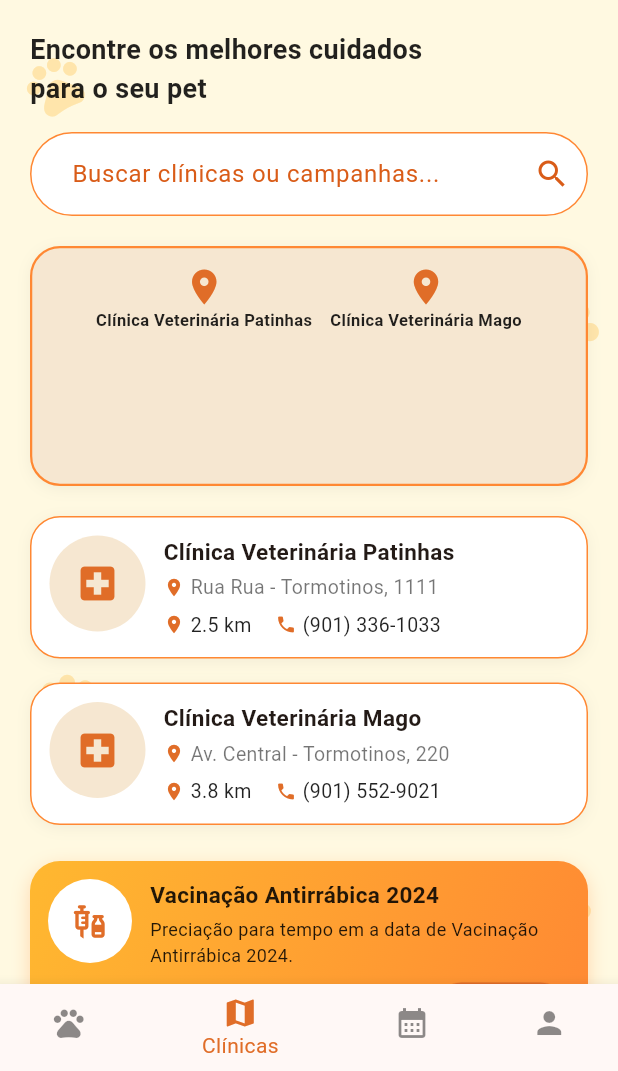
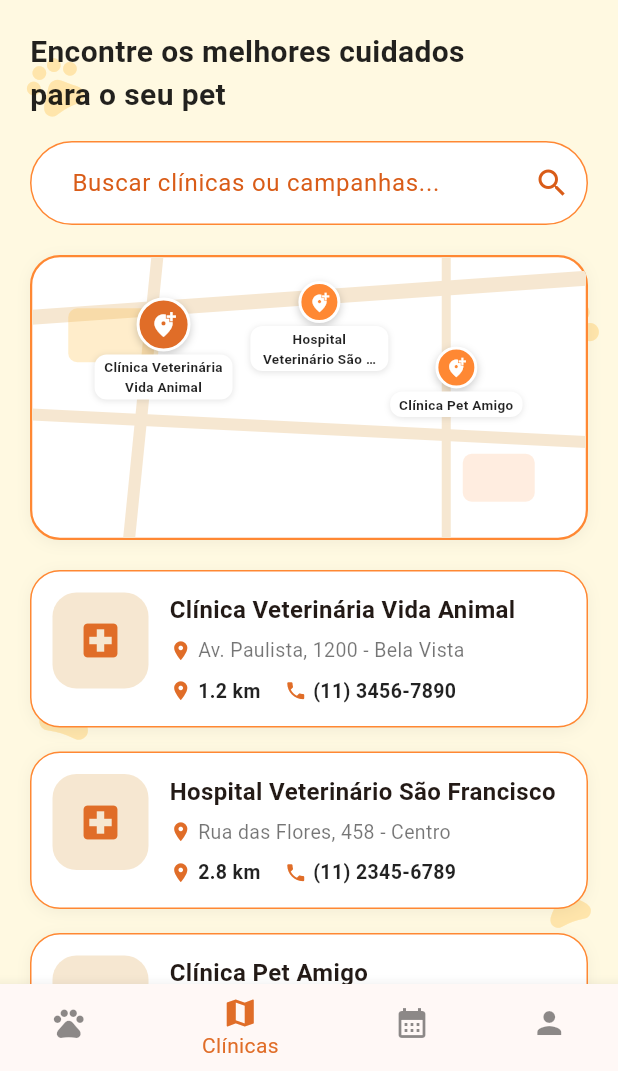
Before and after one commit to jorge159753/PetVida, a Flutter app: the ClinicsScreen screen opened directly, on a phone screen of 412 x 824 dp, the part 165-1236 px from its top. Run offline on Flutter 3.47's test engine with Material 3 defaults, Android fonts, the phone set to English and light mode, and no system bars; our stand-ins replace cloud_firestore, firebase_auth, firebase_core; accounts and stored records are empty.

Commit message:
Corrige dados mocados e refina visual da tela Clínicas e Campanhas
Substitui o conteúdo de exemplo quebrado (texto truncado/duplicado)
por clínicas e campanhas bem formadas. "Saiba Mais" agora abre um
diálogo com a descrição completa e o período da campanha; tocar numa
clínica copia nome/endereço/telefone para a área de transferência.

Clínicas e campanhas são dados públicos mantidos por uma
administração externa (ver RF07/RF08 e a tabela de mapeamento CRUD em
Requisitos e Funcionalidades.pdf, que só permite leitura pelo tutor),
então continuam como dados locais em vez de uma coleção editável do
Firestore.

Refina também o visual dos cards e do placeholder do mapa para ficar
mais próximo do mockup do Figma.

```diff
--- a/petvida/lib/screens/clinics_screen.dart
+++ b/petvida/lib/screens/clinics_screen.dart
@@ -1,4 +1,5 @@
 import 'package:flutter/material.dart';
+import 'package:flutter/services.dart';
 
 import '../theme/app_colors.dart';
 import '../widgets/paw_prints_background.dart';
@@ -17,32 +18,43 @@ class _ClinicsScreenState extends State<ClinicsScreen> {
 
   static const _clinics = [
     _Clinic(
-      nome: 'Clínica Veterinária Patinhas',
-      endereco: 'Rua Rua - Tormotinos, 1111',
-      distancia: '2.5 km',
-      telefone: '(901) 336-1033',
+      nome: 'Clínica Veterinária Vida Animal',
+      endereco: 'Av. Paulista, 1200 - Bela Vista',
+      distancia: '1.2 km',
+      telefone: '(11) 3456-7890',
     ),
     _Clinic(
-      nome: 'Clínica Veterinária Mago',
-      endereco: 'Av. Central - Tormotinos, 220',
-      distancia: '3.8 km',
-      telefone: '(901) 552-9021',
+      nome: 'Hospital Veterinário São Francisco',
+      endereco: 'Rua das Flores, 458 - Centro',
+      distancia: '2.8 km',
+      telefone: '(11) 2345-6789',
+    ),
+    _Clinic(
+      nome: 'Clínica Pet Amigo',
+      endereco: 'Rua Boa Vista, 320 - Jardim América',
+      distancia: '3.5 km',
+      telefone: '(11) 4567-8901',
     ),
   ];
 
   static const _campaigns = [
     _Campaign(
-      titulo: 'Vacinação Antirrábica 2024',
+      titulo: 'Vacinação Antirrábica 2026',
       descricao:
-          'Preciação para tempo em a data de Vacinação Antirrábica 2024.',
-      periodo: '08/01/2024 - 26/03/2024',
+          'Campanha gratuita de vacinação contra raiva para cães e gatos, '
+          'promovida pela Secretaria Municipal de Saúde. Leve seu pet a '
+          'qualquer ponto de apoio, sem necessidade de agendamento.',
+      periodo: '15/03/2026 - 30/04/2026',
       icon: Icons.vaccines,
     ),
     _Campaign(
-      titulo: 'Vacinação Antirrábica 2024',
-      descricao: 'Vacinação Antirrábica de campanha de pets em ponto ativo.',
-      periodo: '09/01/2024 - 26/03/2024',
-      icon: Icons.pets,
+      titulo: 'Mutirão de Castração',
+      descricao:
+          'Castração gratuita para cães e gatos de famílias de baixa renda. '
+          'Vagas limitadas e inscrição prévia necessária na clínica mais '
+          'próxima.',
+      periodo: '01/05/2026 - 31/05/2026',
+      icon: Icons.medical_services,
     ),
   ];
 
@@ -56,6 +68,59 @@ class _ClinicsScreenState extends State<ClinicsScreen> {
     ScaffoldMessenger.of(context)
       ..hideCurrentSnackBar()
       ..showSnackBar(SnackBar(content: Text(message)));
+  }
+
+  Future<void> _handleClinicTap(_Clinic clinic) async {
+    await Clipboard.setData(
+      ClipboardData(
+        text: '${clinic.nome}\n${clinic.endereco}\nTel: ${clinic.telefone}',
+      ),
+    );
+    if (mounted) _showSnackBar('Informações da clínica copiadas!');
+  }
+
+  void _handleSaibaMais(_Campaign campaign) {
+    showDialog<void>(
+      context: context,
+      builder: (context) => AlertDialog(
+        backgroundColor: AppColors.cremeSuave,
+        title: Text(
+          campaign.titulo,
+          style: const TextStyle(
+            color: AppColors.laranjaTerracota,
+            fontWeight: FontWeight.bold,
+          ),
+        ),
+        content: Column(
+          mainAxisSize: MainAxisSize.min,
+          crossAxisAlignment: CrossAxisAlignment.start,
+          children: [
+            Text(campaign.descricao),
+            const SizedBox(height: 12),
+            Row(
+              children: [
+                const Icon(
+                  Icons.calendar_today,
+                  size: 16,
+                  color: AppColors.laranjaTerracota,
+                ),
+                const SizedBox(width: 6),
+                Text(
+                  campaign.periodo,
+                  style: const TextStyle(fontWeight: FontWeight.bold),
+                ),
+              ],
+            ),
+          ],
+        ),
+        actions: [
+          TextButton(
+            onPressed: () => Navigator.of(context).pop(),
+            child: const Text('Fechar'),
+          ),
+        ],
+      ),
+    );
   }
 
   List<_Clinic> get _filteredClinics {
@@ -92,7 +157,7 @@ class _ClinicsScreenState extends State<ClinicsScreen> {
                       const Text(
                         'Encontre os melhores cuidados\npara o seu pet',
                         style: TextStyle(
-                          fontSize: 18,
+                          fontSize: 20,
                           fontWeight: FontWeight.bold,
                           color: Colors.black87,
                         ),
@@ -144,14 +209,14 @@ class _ClinicsScreenState extends State<ClinicsScreen> {
                       for (final clinic in _filteredClinics)
                         _ClinicCard(
                           clinic: clinic,
-                          onTap: () => _showSnackBar('Em breve.'),
+                          onTap: () => _handleClinicTap(clinic),
                         ),
                       if (_filteredCampaigns.isNotEmpty)
                         const SizedBox(height: 8),
                       for (final campaign in _filteredCampaigns)
                         _CampaignCard(
                           campaign: campaign,
-                          onSaibaMais: () => _showSnackBar('Em breve.'),
+                          onSaibaMais: () => _handleSaibaMais(campaign),
                         ),
                       if (_filteredClinics.isEmpty &&
                           _filteredCampaigns.isEmpty)
@@ -278,14 +343,23 @@ class _MapPlaceholder extends StatelessWidget {
 
   final List<_Clinic> clinics;
 
+  static const _pinSlots = [
+    Alignment(-0.7, -0.55),
+    Alignment(0.05, -0.75),
+    Alignment(0.7, -0.15),
+    Alignment(-0.2, 0.4),
+    Alignment(0.6, 0.65),
+    Alignment(-0.75, 0.75),
+  ];
+
   @override
   Widget build(BuildContext context) {
     return Container(
-      height: 160,
+      height: 190,
       width: double.infinity,
-      padding: const EdgeInsets.all(12),
+      clipBehavior: Clip.antiAlias,
       decoration: BoxDecoration(
-        color: AppColors.begePata,
+        color: Colors.white,
         borderRadius: BorderRadius.circular(20),
         border: Border.all(color: AppColors.laranjaSolar, width: 1.5),
         boxShadow: [
@@ -304,34 +378,150 @@ class _MapPlaceholder extends StatelessWidget {
                 size: 40,
               ),
             )
-          : Wrap(
-              spacing: 12,
-              runSpacing: 8,
-              alignment: WrapAlignment.center,
-              crossAxisAlignment: WrapCrossAlignment.center,
+          : Stack(
               children: [
-                for (final clinic in clinics)
-                  Column(
+                const Positioned.fill(child: _MapStreets()),
+                for (var i = 0; i < clinics.length; i++)
+                  Align(
+                    alignment: _pinSlots[i % _pinSlots.length],
+                    child: _MapPin(clinic: clinics[i], emphasized: i == 0),
+                  ),
+              ],
+            ),
+    );
+  }
+}
+
+class _MapStreets extends StatelessWidget {
+  const _MapStreets();
+
+  @override
+  Widget build(BuildContext context) {
+    return Stack(
+      children: [
+        Positioned(
+          top: 22,
+          left: -20,
+          right: -20,
+          child: Transform.rotate(
+            angle: -0.07,
+            child: Container(height: 10, color: AppColors.begePata),
+          ),
+        ),
+        Positioned(
+          top: 110,
+          left: -20,
+          right: -20,
+          child: Transform.rotate(
+            angle: 0.05,
+            child: Container(height: 8, color: AppColors.begePata),
+          ),
+        ),
+        Positioned(
+          top: -20,
+          bottom: -20,
+          left: 70,
+          child: Transform.rotate(
+            angle: 0.1,
+            child: Container(width: 8, color: AppColors.begePata),
+          ),
+        ),
+        Positioned(
+          top: -20,
+          bottom: -20,
+          right: 90,
+          child: Container(width: 6, color: AppColors.begePata),
+        ),
+        Positioned(
+          top: 34,
+          left: 24,
+          child: Container(
+            width: 60,
+            height: 36,
+            decoration: BoxDecoration(
+              color: AppColors.amareloPorDoSol.withValues(alpha: 0.25),
+              borderRadius: BorderRadius.circular(6),
+            ),
+          ),
+        ),
+        Positioned(
+          bottom: 24,
+          right: 34,
+          child: Container(
+            width: 48,
+            height: 32,
+            decoration: BoxDecoration(
+              color: AppColors.laranjaSolar.withValues(alpha: 0.15),
+              borderRadius: BorderRadius.circular(6),
+            ),
+          ),
+        ),
+      ],
+    );
+  }
+}
+
+class _MapPin extends StatelessWidget {
+  const _MapPin({required this.clinic, required this.emphasized});
+
+  final _Clinic clinic;
+  final bool emphasized;
+
+  @override
+  Widget build(BuildContext context) {
+    return Column(
       mainAxisSize: MainAxisSize.min,
       children: [
-                      const Icon(
-                        Icons.location_on,
-                        color: AppColors.laranjaTerracota,
-                        size: 28,
+        Container(
+          padding: EdgeInsets.all(emphasized ? 7 : 5),
+          decoration: BoxDecoration(
+            color: emphasized
+                ? AppColors.laranjaTerracota
+                : AppColors.laranjaSolar,
+            shape: BoxShape.circle,
+            border: Border.all(color: Colors.white, width: 2),
+            boxShadow: [
+              BoxShadow(
+                color: Colors.black.withValues(alpha: 0.2),
+                blurRadius: 4,
+                offset: const Offset(0, 2),
               ),
-                      Text(
+            ],
+          ),
+          child: Icon(
+            Icons.add_location_alt,
+            color: Colors.white,
+            size: emphasized ? 18 : 14,
+          ),
+        ),
+        const SizedBox(height: 2),
+        Container(
+          constraints: const BoxConstraints(maxWidth: 92),
+          padding: const EdgeInsets.symmetric(horizontal: 6, vertical: 2),
+          decoration: BoxDecoration(
+            color: Colors.white,
+            borderRadius: BorderRadius.circular(8),
+            boxShadow: [
+              BoxShadow(
+                color: Colors.black.withValues(alpha: 0.1),
+                blurRadius: 3,
+                offset: const Offset(0, 1),
+              ),
+            ],
+          ),
+          child: Text(
             clinic.nome,
             textAlign: TextAlign.center,
+            maxLines: 2,
+            overflow: TextOverflow.ellipsis,
             style: const TextStyle(
-                          fontSize: 11,
+              fontSize: 9,
               fontWeight: FontWeight.bold,
               color: Colors.black87,
             ),
           ),
-                    ],
         ),
       ],
-            ),
     );
   }
 }
@@ -348,7 +538,7 @@ class _ClinicCard extends StatelessWidget {
       onTap: onTap,
       child: Container(
         margin: const EdgeInsets.only(bottom: 16),
-        padding: const EdgeInsets.all(12),
+        padding: const EdgeInsets.all(14),
         decoration: BoxDecoration(
           color: Colors.white,
           borderRadius: BorderRadius.circular(20),
@@ -364,16 +554,20 @@ class _ClinicCard extends StatelessWidget {
         child: Row(
           crossAxisAlignment: CrossAxisAlignment.start,
           children: [
-            const CircleAvatar(
-              radius: 32,
-              backgroundColor: AppColors.begePata,
-              child: Icon(
+            Container(
+              width: 64,
+              height: 64,
+              decoration: BoxDecoration(
+                color: AppColors.begePata,
+                borderRadius: BorderRadius.circular(16),
+              ),
+              child: const Icon(
                 Icons.local_hospital,
                 color: AppColors.laranjaTerracota,
                 size: 30,
               ),
             ),
-            const SizedBox(width: 12),
+            const SizedBox(width: 14),
             Expanded(
               child: Column(
                 crossAxisAlignment: CrossAxisAlignment.start,
@@ -382,15 +576,15 @@ class _ClinicCard extends StatelessWidget {
                     clinic.nome,
                     style: const TextStyle(
                       fontWeight: FontWeight.bold,
-                      fontSize: 15,
+                      fontSize: 16,
                     ),
                   ),
-                  const SizedBox(height: 4),
+                  const SizedBox(height: 6),
                   Row(
                     children: [
                       const Icon(
                         Icons.place,
-                        size: 14,
+                        size: 15,
                         color: AppColors.laranjaTerracota,
                       ),
                       const SizedBox(width: 4),
@@ -405,14 +599,14 @@ class _ClinicCard extends StatelessWidget {
                       ),
                     ],
                   ),
-                  const SizedBox(height: 6),
+                  const SizedBox(height: 8),
                   Row(
                     children: [
                       Row(
                         children: [
                           const Icon(
                             Icons.place,
-                            size: 14,
+                            size: 15,
                             color: AppColors.laranjaTerracota,
                           ),
                           const SizedBox(width: 4),
@@ -420,6 +614,7 @@ class _ClinicCard extends StatelessWidget {
                             clinic.distancia,
                             style: const TextStyle(
                               fontSize: 13,
+                              fontWeight: FontWeight.w600,
                               color: Colors.black87,
                             ),
                           ),
@@ -428,7 +623,7 @@ class _ClinicCard extends StatelessWidget {
                       const SizedBox(width: 16),
                       const Icon(
                         Icons.phone,
-                        size: 14,
+                        size: 15,
                         color: AppColors.laranjaTerracota,
                       ),
                       const SizedBox(width: 4),
@@ -436,6 +631,7 @@ class _ClinicCard extends StatelessWidget {
                         clinic.telefone,
                         style: const TextStyle(
                           fontSize: 13,
+                          fontWeight: FontWeight.w600,
                           color: Colors.black87,
                         ),
                       ),
@@ -461,14 +657,14 @@ class _CampaignCard extends StatelessWidget {
   Widget build(BuildContext context) {
     return Container(
       margin: const EdgeInsets.only(bottom: 16),
-      padding: const EdgeInsets.all(12),
+      padding: const EdgeInsets.all(14),
       decoration: BoxDecoration(
         gradient: const LinearGradient(
           begin: Alignment.topLeft,
           end: Alignment.bottomRight,
           colors: [AppColors.amareloPorDoSol, AppColors.laranjaSolar],
         ),
-        borderRadius: BorderRadius.circular(20),
+        borderRadius: BorderRadius.circular(22),
         boxShadow: [
           BoxShadow(
             color: AppColors.laranjaSolar.withValues(alpha: 0.3),
@@ -489,7 +685,7 @@ class _CampaignCard extends StatelessWidget {
               size: 26,
             ),
           ),
-          const SizedBox(width: 12),
+          const SizedBox(width: 14),
           Expanded(
             child: Column(
               crossAxisAlignment: CrossAxisAlignment.start,
@@ -498,26 +694,31 @@ class _CampaignCard extends StatelessWidget {
                   campaign.titulo,
                   style: const TextStyle(
                     fontWeight: FontWeight.bold,
-                    fontSize: 15,
+                    fontSize: 16,
                     color: Colors.black87,
                   ),
                 ),
                 const SizedBox(height: 4),
                 Text(
                   campaign.descricao,
-                  style: const TextStyle(fontSize: 12, color: Colors.black87),
+                  maxLines: 2,
+                  overflow: TextOverflow.ellipsis,
+                  style: const TextStyle(fontSize: 13, color: Colors.black87),
                 ),
-                const SizedBox(height: 6),
+                const SizedBox(height: 8),
                 Row(
                   mainAxisAlignment: MainAxisAlignment.spaceBetween,
                   children: [
-                    Text(
+                    Expanded(
+                      child: Text(
                         campaign.periodo,
                         style: const TextStyle(
                           fontSize: 11,
                           color: Colors.black54,
                         ),
                       ),
+                    ),
+                    const SizedBox(width: 8),
                     ElevatedButton(
                       onPressed: onSaibaMais,
                       style: ElevatedButton.styleFrom(
```
Also changed, not shown: 1 other file. Lines whose indentation alone changed are shown as unchanged.
